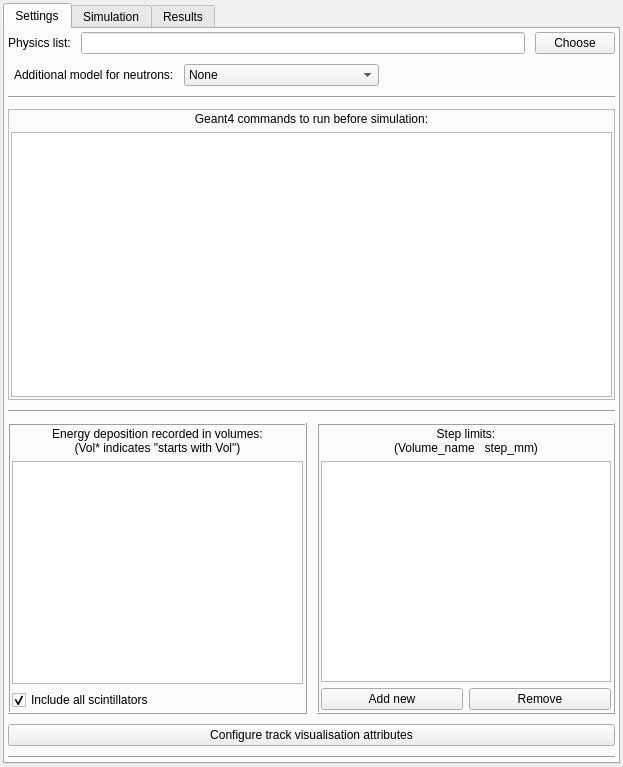
andrmor/ANTS3bundle, file ants3bundle/src/ants3/gui/particleSim/aparticlesimwin.ui: the form before one commit.
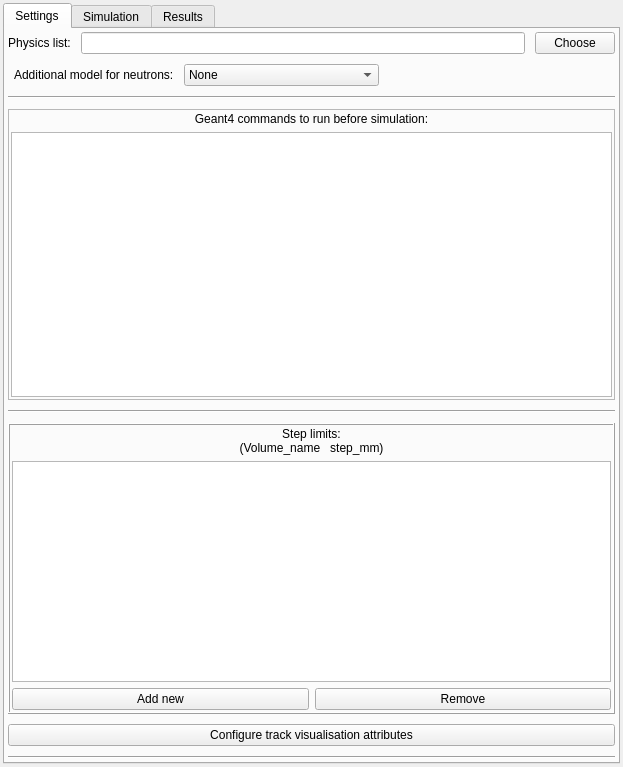
The form after the commit. The open tabs and pages were chosen to show the change. Icons and pictures are not drawn.

Commit message: refactor particle deposition settings

What changed in the file:
```diff
--- a/ants3bundle/src/ants3/gui/particleSim/aparticlesimwin.ui
+++ b/ants3bundle/src/ants3/gui/particleSim/aparticlesimwin.ui
@@ -209,67 +209,6 @@
           <property name="topMargin">
            <number>0</number>
           </property>
-          <item>
-           <widget class="QFrame" name="frame">
-            <property name="minimumSize">
-             <size>
-              <width>0</width>
-              <height>200</height>
-             </size>
-            </property>
-            <property name="frameShape">
-             <enum>QFrame::Shape::Box</enum>
-            </property>
-            <property name="frameShadow">
-             <enum>QFrame::Shadow::Raised</enum>
-            </property>
-            <layout class="QVBoxLayout" name="verticalLayout_2">
-             <property name="leftMargin">
-              <number>2</number>
-             </property>
-             <property name="topMargin">
-              <number>2</number>
-             </property>
-             <property name="rightMargin">
-              <number>2</number>
-             </property>
-             <property name="bottomMargin">
-              <number>2</number>
-             </property>
-             <item>
-              <widget class="QLabel" name="label_2">
-               <property name="toolTip">
-                <string>List of volumes where deposition information will be collected</string>
-               </property>
-               <property name="text">
-                <string>Energy deposition recorded in volumes:
-(Vol* indicates &quot;starts with Vol&quot;)</string>
-               </property>
-               <property name="alignment">
-                <set>Qt::AlignmentFlag::AlignCenter</set>
-               </property>
-              </widget>
-             </item>
-             <item>
-              <widget class="QPlainTextEdit" name="pteSensitiveVolumes">
-               <property name="toolTip">
-                <string>List of volumes where deposition information will be collected</string>
-               </property>
-              </widget>
-             </item>
-             <item>
-              <widget class="QCheckBox" name="cbIncludeScintillators">
-               <property name="text">
-                <string>Include all scintillators</string>
-               </property>
-               <property name="checked">
-                <bool>true</bool>
-               </property>
-              </widget>
-             </item>
-            </layout>
-           </widget>
-          </item>
           <item>
            <widget class="QFrame" name="frame_3">
             <property name="minimumSize">
```
Left out of the diff: 2 changed lines with no effect on the pictures. The commit also changes 10 other files.
